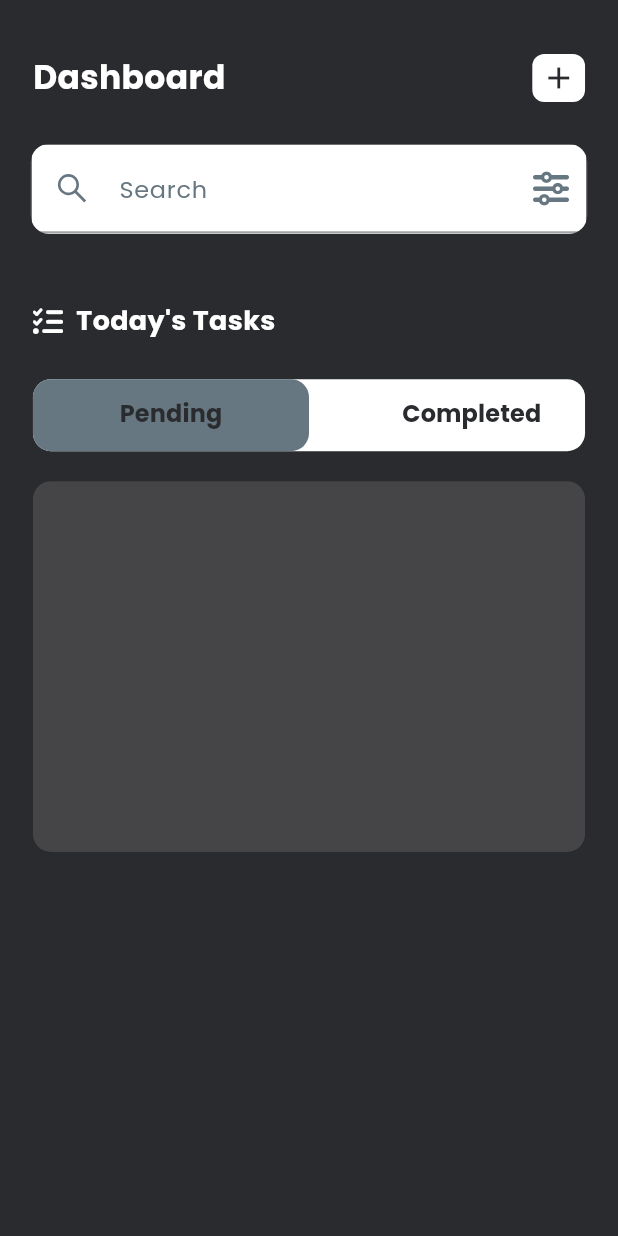
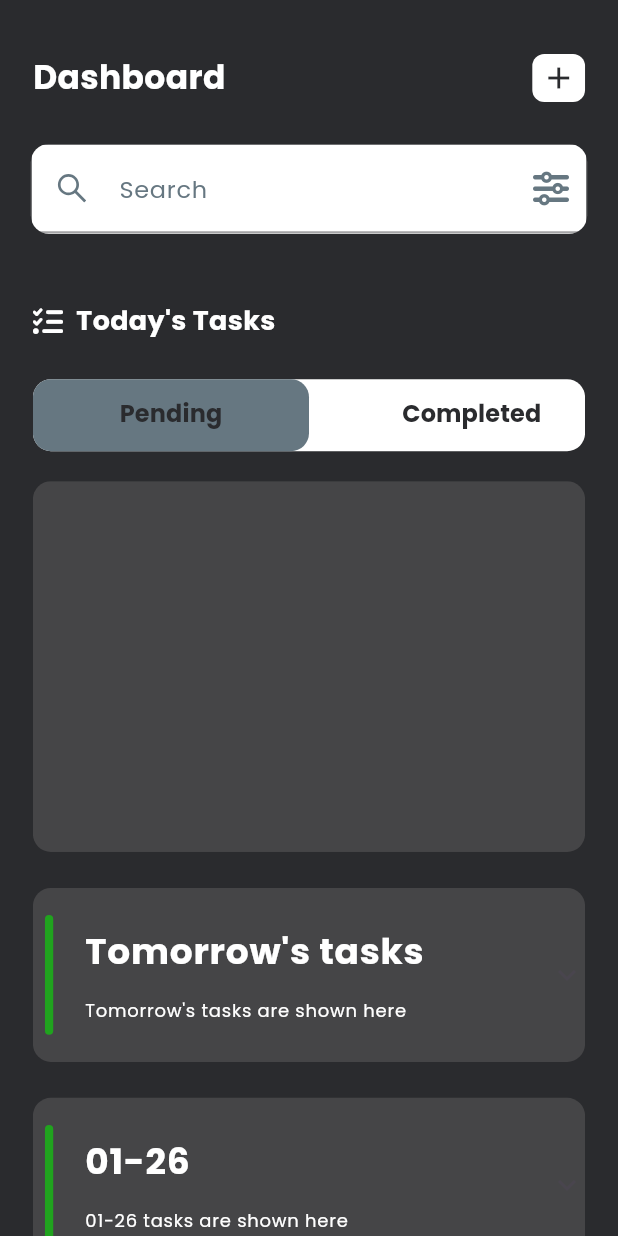
Before and after one commit to Yousef-Medhat56/flutter_task_management, a Flutter app: the screen it shows after launch, on a phone screen of 412 x 824 dp. Run offline on Flutter 3.47's test engine with Material 3 defaults, Android fonts, the phone set to English and light mode, and no system bars; our stand-ins replace country_picker, flutter_screenutil, flutter_vector_icons, google_fonts, hooks_riverpod, pinput and 1 more.

Commit message:
feat(home page): add custom expansion tile for the home page

```diff
--- a/lib/features/todo/pages/home_page.dart
+++ b/lib/features/todo/pages/home_page.dart
@@ -4,6 +4,7 @@ import 'package:flutter_vector_icons/flutter_vector_icons.dart';
 import 'package:hooks_riverpod/hooks_riverpod.dart';
 import 'package:task_management/common/utils/constants.dart';
 import 'package:task_management/common/widgets/appstyle.dart';
+import 'package:task_management/common/widgets/expansion/expansion_tile.dart';
 import 'package:task_management/common/widgets/spacers/height_spacer.dart';
 import 'package:task_management/common/widgets/spacers/width_spacer.dart';
 import 'package:task_management/common/widgets/text.dart';
@@ -20,6 +21,9 @@ class _HomePageState extends ConsumerState<HomePage>
     with TickerProviderStateMixin {
   late final TabController tabController =
       TabController(length: 2, vsync: this);
+
+  final String dayAfterTomorrow =
+      DateTime.now().add(const Duration(days: 2)).toString().substring(5, 10);
   @override
   Widget build(BuildContext context) {
     return Scaffold(
@@ -111,7 +115,20 @@ class _HomePageState extends ConsumerState<HomePage>
                     ),
                   ]),
                 ),
-              )
+              ),
+              const HeightSpacer(height: 24),
+              const CustomExpansionTile(
+                title: "Tomorrow's tasks",
+                subtitle: "Tomorrow's tasks are shown here",
+                children: [],
+              ),
+              const HeightSpacer(height: 24),
+              CustomExpansionTile(
+                title: dayAfterTomorrow,
+                subtitle: "$dayAfterTomorrow tasks are shown here",
+                children: const [],
+              ),
+              const HeightSpacer(height: 24),
             ],
           ),
         ),
```
